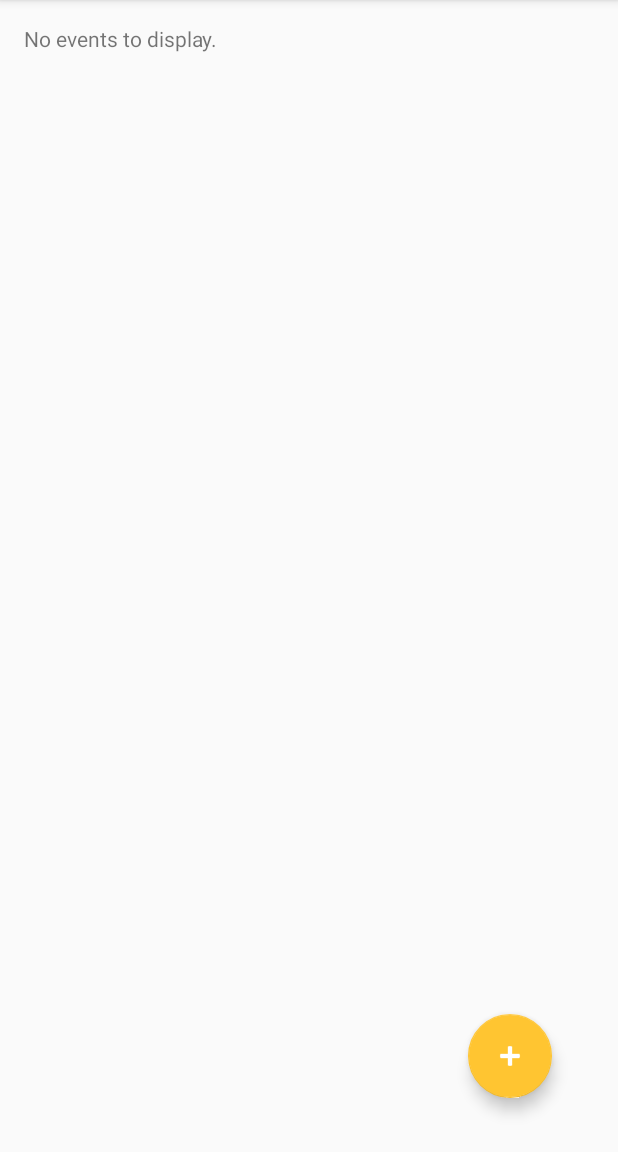
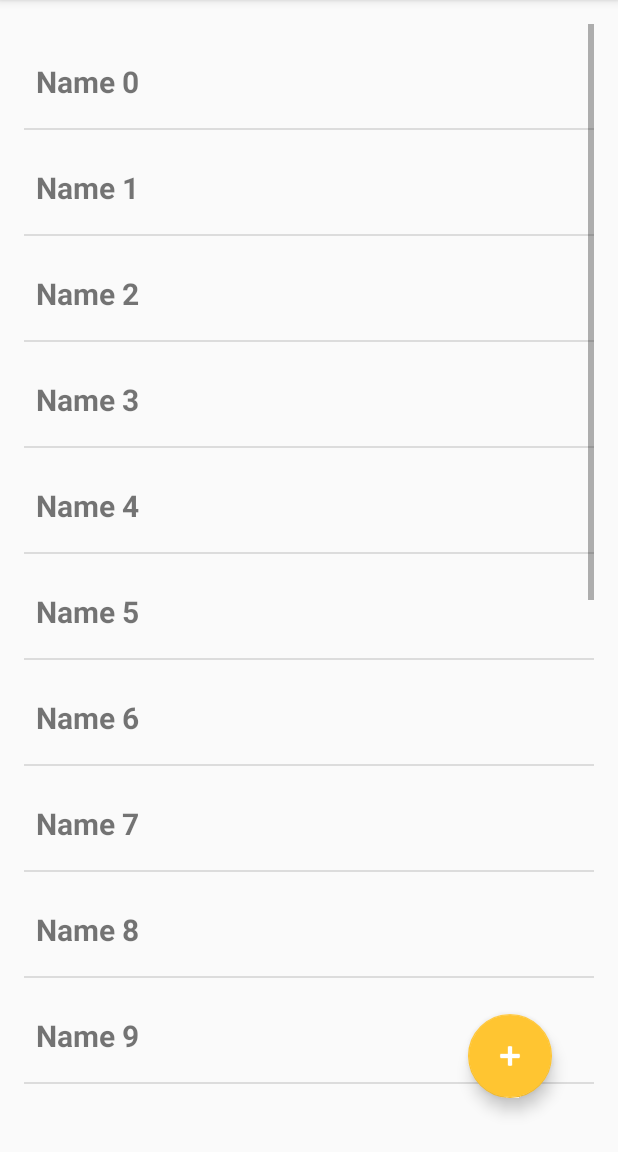
Before and after one commit to konkalaitzidis/ucd-live-app, an Android app: the EventsFragment screen opened directly, with no data from a screen before it, on a phone screen of 412 x 824 dp, the part 84-1236 px from its top. Run offline under Robolectric (Android 15) with nearby library versions, the phone set to English and light mode, and no system bars.

Commit message:
Added the list of events

```diff
--- a/app/src/main/java/com/example/ucdlive/Event.java
+++ b/app/src/main/java/com/example/ucdlive/Event.java
@@ -6,12 +6,14 @@ public class Event {
 
     private float id;
     private String name;
+    private String brief;
     private String description;
     private LocalDateTime date;
 
-    public Event(float id, String name, String description, LocalDateTime date){
+    public Event(float id, String name, String brief, String description, LocalDateTime date){
         this.id = id;
         this.name = name;
+        this.brief = brief;
         this.description = description;
         this.date = date;
     }
@@ -36,4 +38,8 @@ public class Event {
     public LocalDateTime getDate() {
         return date;
     }
+
+    public String getBrief() {
+        return brief;
+    }
 }
--- a/app/src/main/java/com/example/ucdlive/EventAdapter.java
+++ b/app/src/main/java/com/example/ucdlive/EventAdapter.java
@@ -1,6 +1,10 @@
 package com.example.ucdlive;
 
+import android.annotation.SuppressLint;
 import android.content.Context;
+import android.support.annotation.LayoutRes;
+import android.support.annotation.NonNull;
+import android.support.annotation.Nullable;
 import android.view.LayoutInflater;
 import android.view.View;
 import android.view.ViewGroup;
@@ -8,57 +12,31 @@ import android.widget.ArrayAdapter;
 import android.widget.TextView;
 
 import java.util.ArrayList;
+import java.util.List;
 
-public class EventAdapter extends ArrayAdapter<Event> {
+public class EventAdapter extends ArrayAdapter<Event>{
 
-    public ArrayList<Event> events;
+    private Context mContext;
+    private List<Event> events;
 
-    public EventAdapter(Context context, int textViewResourceId, ArrayList<Event> events) {
-        super(context, textViewResourceId);
-        this.events = events;
+    public EventAdapter(Context context, ArrayList<Event> list) {
+        super(context, 0 , list);
+        mContext = context;
+        events = list;
     }
 
     @Override
-    public View getView(int position, View convertView, ViewGroup parent){
-        View v = convertView;
-        if (v == null) {
-            LayoutInflater inflater = (LayoutInflater) getContext().getSystemService(Context.LAYOUT_INFLATER_SERVICE);
-            v = inflater.inflate(R.layout.event, null);
-        }
+    public View getView(int position, View convertView, ViewGroup parent) {
+        View listItem = convertView;
+        if(listItem == null)
+            listItem = LayoutInflater.from(mContext).inflate(R.layout.event,parent,false);
 
-        Event i = this.events.get(position);
+        Event currentEvent = this.events.get(position);
 
-        if (i != null) {
-            TextView tt = (TextView) v.findViewById(R.id.toptext);
-            TextView ttd = (TextView) v.findViewById(R.id.toptextdata);
-            TextView mt = (TextView) v.findViewById(R.id.middletext);
-            TextView mtd = (TextView) v.findViewById(R.id.middletextdata);
-            TextView bt = (TextView) v.findViewById(R.id.bottomtext);
-            TextView btd = (TextView) v.findViewById(R.id.desctext);
+        TextView name = (TextView) listItem.findViewById(R.id.event_name);
+        name.setText(currentEvent.getName());
 
-            // check to see if each individual textview is null.
-            // if not, assign some text!
-            if (tt != null){
-                tt.setText("Name: ");
-            }
-            if (ttd != null){
-                ttd.setText(i.getName());
-            }
-            if (mt != null){
-                mt.setText("Price: ");
-            }
-            if (mtd != null){
-                mtd.setText("$ 1000");
-            }
-            if (bt != null){
-                bt.setText("Details: ");
-            }
-            if (btd != null){
-                btd.setText(i.getDescription());
-            }
-        }
+        return listItem;
+    }
 
-        return v;
-
-    }
 }
--- a/app/src/main/java/com/example/ucdlive/EventsFragment.java
+++ b/app/src/main/java/com/example/ucdlive/EventsFragment.java
@@ -10,6 +10,7 @@ import android.view.View;
 import android.view.ViewGroup;
 import android.widget.AdapterView;
 import android.widget.ArrayAdapter;
+import android.widget.ListView;
 import android.widget.Toast;
 
 import java.time.LocalDateTime;
@@ -18,8 +19,7 @@ import java.util.ArrayList;
 public class EventsFragment extends ListFragment implements AdapterView.OnItemClickListener {
 
     @Override
-        public View onCreateView(LayoutInflater inflater,
-                                 ViewGroup container, Bundle savedInstanceState) {
+    public View onCreateView(LayoutInflater inflater, ViewGroup container, Bundle savedInstanceState) {
         View view = inflater.inflate(R.layout.fragment_events, container, false);
         return view;
     }
@@ -28,21 +28,14 @@ public class EventsFragment extends ListFragment implements AdapterView.OnItemCl
     @Override
     public void onActivityCreated(Bundle savedInstanceState) {
         super.onActivityCreated(savedInstanceState);
-            /*ArrayAdapter adapter = ArrayAdapter.createFromResource(getActivity(),
-                    R.array.Events, android.R.layout.simple_list_item_1);*/
-            /*ArrayAdapter<Event> adapter = new ArrayAdapter<Event>(getContext(), android.R.layout.simple_list_item_1);
-            for(int i=0; i<20; i++){
-                adapter.add(new Event(i, "Event " + i, "Description " + i, LocalDateTime.now()));
-            }
-            setListAdapter(adapter);
-            getListView().setOnItemClickListener(this);*/
-
+        ListView listView = getListView();
         ArrayList<Event> events = new ArrayList<>();
         for(int i=0; i<20; i++){
-                events.add(new Event(i, "Event " + i, "Description " + i, LocalDateTime.now()));
+            events.add(new Event(i, "Name " + i, "Brief " +i, "Desctiption " + i, LocalDateTime.now()));
         }
-            EventAdapter adapter = new EventAdapter(getContext(), R.layout.event, events);
-            setListAdapter(adapter);
+
+        EventAdapter adapter = new EventAdapter(getContext(), events);
+        listView.setAdapter(adapter);
         getListView().setOnItemClickListener(this);
     }
 
--- a/app/src/main/res/layout/activity_main.xml
+++ b/app/src/main/res/layout/activity_main.xml
@@ -22,7 +22,7 @@
         app:srcCompat="@android:drawable/ic_input_add" />
 
     <fragment
-        android:id="@+id/events"
+        android:id="@+id/events_fragment"
         android:name="com.example.ucdlive.EventsFragment"
         android:layout_width="match_parent"
         android:layout_height="match_parent"
--- a/app/src/main/res/layout/event.xml
+++ b/app/src/main/res/layout/event.xml
@@ -1,70 +1,25 @@
 <?xml version="1.0" encoding="utf-8"?>
-<RelativeLayout xmlns:android="http://schemas.android.com/apk/res/android"
-    android:layout_width="fill_parent"
-    android:layout_height="?android:attr/listPreferredItemHeight"
+<android.support.constraint.ConstraintLayout xmlns:android="http://schemas.android.com/apk/res/android"
+    xmlns:app="http://schemas.android.com/apk/res-auto"
+    xmlns:tools="http://schemas.android.com/tools"
+    android:layout_width="match_parent"
+    android:layout_height="match_parent"
+    tools:layout_editor_absoluteY="25dp">
 
-    android:padding="6dip">
-    <!-- Item Name -->
     <TextView
-        android:id="@+id/toptext"
-        android:layout_width="wrap_content"
-        android:layout_height="26dip"
-        android:layout_alignParentTop="true"
-        android:layout_alignParentLeft="true"
+        android:id="@+id/event_name"
+        android:layout_width="0dp"
+        android:layout_height="61dp"
+        android:layout_marginEnd="8dp"
+        android:layout_marginLeft="8dp"
+        android:layout_marginRight="8dp"
+        android:layout_marginStart="8dp"
+        android:layout_marginTop="8dp"
+        android:textSize="20sp"
         android:textStyle="bold"
-        android:singleLine="true"
-        android:ellipsize="marquee" />
+        android:gravity="center_vertical"
+        app:layout_constraintEnd_toEndOf="parent"
+        app:layout_constraintStart_toStartOf="parent"
+        app:layout_constraintTop_toTopOf="parent" />
 
-    <!-- Actual Item Name Data -->
-    <TextView
-        android:id="@+id/toptextdata"
-        android:layout_width="fill_parent"
-        android:layout_height="wrap_content"
-        android:layout_alignParentRight="true"
-        android:layout_alignParentTop="true"
-        android:layout_toRightOf="@id/toptext"
-        android:singleLine="true"
-        android:ellipsize="marquee" />
-
-    <!-- Price Tag -->
-    <TextView
-        android:id="@+id/middletext"
-        android:layout_width="wrap_content"
-        android:layout_height="26dip"
-        android:layout_alignParentLeft="true"
-        android:layout_below="@id/toptext"
-        android:textStyle="bold"
-        android:gravity="center_vertical" />
-
-    <!-- Actual Price Data -->
-    <TextView
-        android:id="@+id/middletextdata"
-        android:layout_width="fill_parent"
-        android:layout_height="26dip"
-        android:layout_alignParentRight="true"
-        android:layout_below="@id/toptext"
-        android:layout_toRightOf="@id/middletext"
-        android:gravity="center_vertical"
-        />
-
-    <!-- Description Tag -->
-    <TextView
-        android:layout_width="fill_parent"
-        android:layout_height="wrap_content"
-        android:layout_alignParentRight="true"
-        android:layout_below="@id/middletext"
-        android:textStyle="bold"
-        android:id="@+id/bottomtext"
-        android:singleLine="false"
-        />
-    <!-- This is the actual description -->
-    <TextView
-        android:layout_width="fill_parent"
-        android:layout_height="wrap_content"
-        android:layout_alignParentRight="true"
-        android:layout_alignParentBottom="true"
-        android:layout_below="@id/bottomtext"
-        android:id="@+id/desctext"
-        android:singleLine="false"
-        />
-</RelativeLayout>
+</android.support.constraint.ConstraintLayout>
--- a/app/src/main/res/layout/fragment_events.xml
+++ b/app/src/main/res/layout/fragment_events.xml
@@ -1,20 +1,13 @@
 <?xml version="1.0" encoding="utf-8"?>
-<FrameLayout xmlns:android="http://schemas.android.com/apk/res/android"
+<LinearLayout xmlns:android="http://schemas.android.com/apk/res/android"
     xmlns:tools="http://schemas.android.com/tools"
     android:layout_width="match_parent"
     android:layout_height="match_parent"
-    tools:context=".EventsFragment">
+    tools:context="com.example.ucdlive.MainActivity">
 
     <ListView
         android:id="@android:id/list"
         android:layout_width="match_parent"
-        android:layout_height="wrap_content" >
-    </ListView>
+        android:layout_height="match_parent"/>
 
-    <TextView
-        android:id="@+id/android:empty"
-        android:layout_width="fill_parent"
-        android:layout_height="fill_parent"
-        android:text="No events to display."/>
-
-</FrameLayout>
+</LinearLayout>
```
Lines whose indentation alone changed are shown as unchanged.
